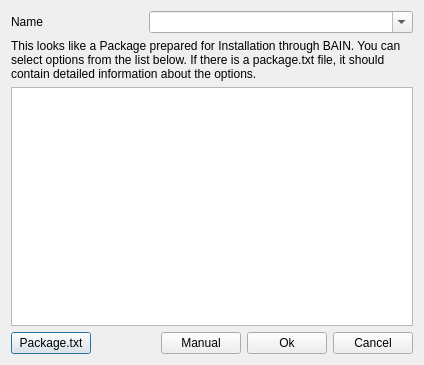
This is plugins/installer_bain/src/baincomplexinstallerdialog.ui in Holt59/mo2-merge as Qt 5 draws it before an edit. The edited form follows.
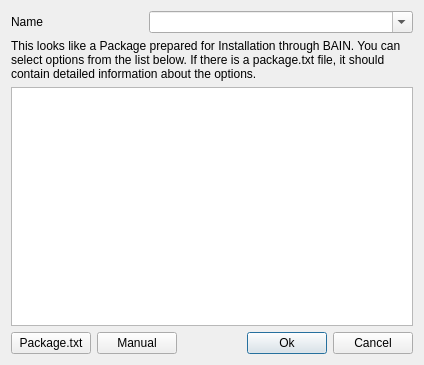
This is the edited form.

Commit message:
[installer_bain] Move the manual button away from the OK button
And make sure OK is the default button

Patch:
```diff
--- a/plugins/installer_bain/src/baincomplexinstallerdialog.ui
+++ b/plugins/installer_bain/src/baincomplexinstallerdialog.ui
@@ -66,6 +66,25 @@
        <property name="text">
         <string notr="true">Package.txt</string>
        </property>
+       <property name="autoDefault">
+        <bool>false</bool>
+       </property>
+      </widget>
+     </item>
+     <item>
+      <widget class="QPushButton" name="manualBtn">
+       <property name="toolTip">
+        <string>Opens a Dialog that allows custom modifications.</string>
+       </property>
+       <property name="whatsThis">
+        <string>Opens a Dialog that allows custom modifications.</string>
+       </property>
+       <property name="text">
+        <string>Manual</string>
+       </property>
+       <property name="autoDefault">
+        <bool>false</bool>
+       </property>
       </widget>
      </item>
      <item>
@@ -81,19 +100,6 @@
        </property>
       </spacer>
      </item>
-     <item>
-      <widget class="QPushButton" name="manualBtn">
-       <property name="toolTip">
-        <string>Opens a Dialog that allows custom modifications.</string>
-       </property>
-       <property name="whatsThis">
-        <string>Opens a Dialog that allows custom modifications.</string>
-       </property>
-       <property name="text">
-        <string>Manual</string>
-       </property>
-      </widget>
-     </item>
      <item>
       <widget class="QPushButton" name="okBtn">
        <property name="text">
```
Left out of the diff: 3 changed lines with no effect on the pictures. The commit also changes 1 other file.
